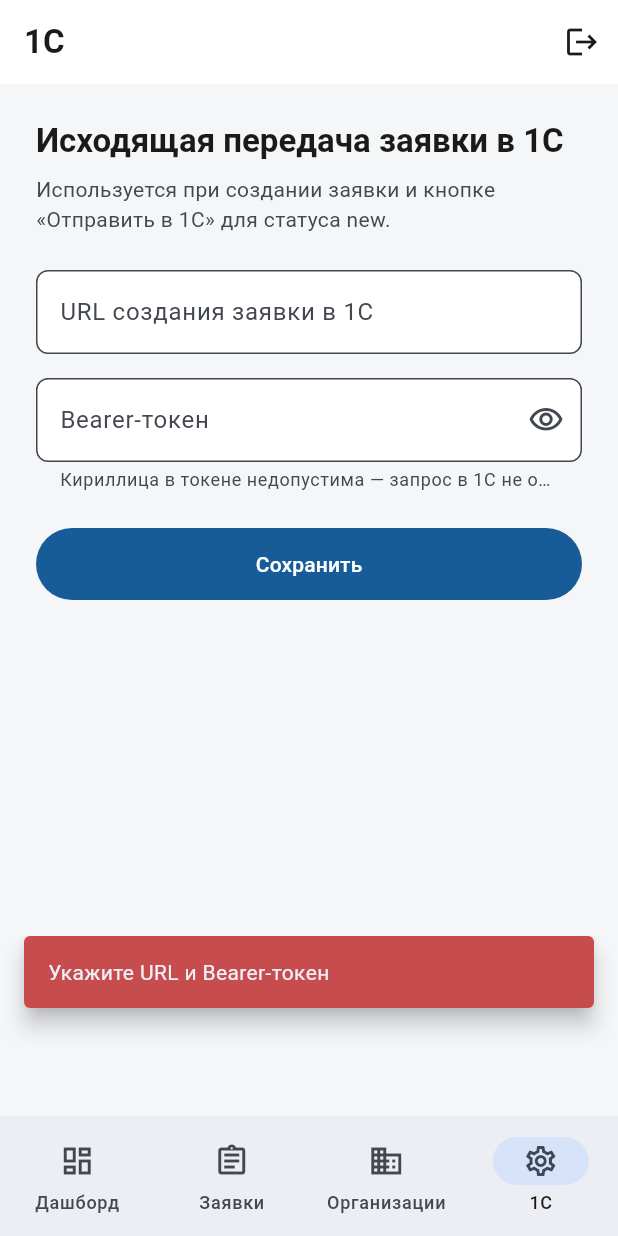
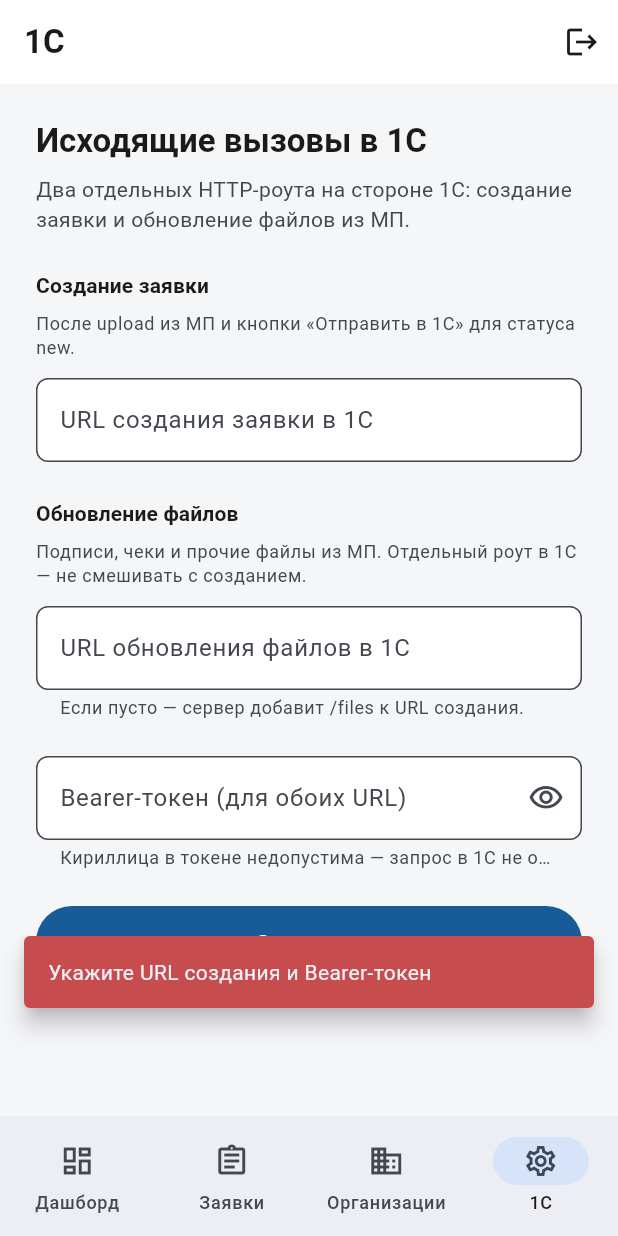
Before and after one commit to import-service/App_Import-Service, a Flutter app: the SettingsOneCPage screen opened by its route, after a tap on "Сохранить", on a phone screen of 412 x 824 dp. Run offline on Flutter 3.47's test engine with Material 3 defaults, Android fonts, the phone set to English and light mode, and no system bars; our stand-ins replace dartz, dio, equatable, file_picker, firebase_core, firebase_messaging and 11 more; missing offline and left inert: flutter_easylogger, flutter_unified_image_picker, google_api_availability; accounts and stored records are empty; network calls fail.

Commit message:
Отдельный URL обновления файлов в 1С (админка + API + /files fallback)
Co-authored-by: Cursor <cursoragent@cursor.com>

```diff
--- a/import_service_admin/lib/data/datasources/remote/admin_settings_remote_data_source.dart
+++ b/import_service_admin/lib/data/datasources/remote/admin_settings_remote_data_source.dart
@@ -26,6 +26,7 @@ class AdminSettingsRemoteDataSource {
   Future<OneCSettings> updateOneCRequestCreate({
     required String url,
     required String bearerToken,
+    String? updateUrl,
   }) async {
     try {
       final response = await _dio.put<dynamic>(
@@ -33,6 +34,7 @@ class AdminSettingsRemoteDataSource {
         data: <String, dynamic>{
           'oneCRequestCreateUrl': url,
           'oneCRequestCreateBearerToken': bearerToken,
+          if (updateUrl != null) 'oneCRequestUpdateUrl': updateUrl,
         },
       );
       final data = response.data;
--- a/import_service_admin/lib/domain/entities/one_c_settings.dart
+++ b/import_service_admin/lib/domain/entities/one_c_settings.dart
@@ -3,16 +3,26 @@ import 'package:equatable/equatable.dart';
 class OneCSettings extends Equatable {
   const OneCSettings({
     this.oneCRequestCreateUrl,
+    this.oneCRequestUpdateUrl,
+    this.oneCRequestUpdateUrlEffective,
     this.oneCRequestCreateBearerTokenMasked,
     this.hasBearerToken = false,
     this.updatedAt,
   });
 
   final String? oneCRequestCreateUrl;
+  final String? oneCRequestUpdateUrl;
+  final String? oneCRequestUpdateUrlEffective;
   final String? oneCRequestCreateBearerTokenMasked;
   final bool hasBearerToken;
   final String? updatedAt;
 
   @override
-  List<Object?> get props => [oneCRequestCreateUrl, hasBearerToken, updatedAt];
+  List<Object?> get props => [
+        oneCRequestCreateUrl,
+        oneCRequestUpdateUrl,
+        oneCRequestUpdateUrlEffective,
+        hasBearerToken,
+        updatedAt,
+      ];
 }
--- a/import_service_admin/lib/domain/repositories/admin_settings_repository.dart
+++ b/import_service_admin/lib/domain/repositories/admin_settings_repository.dart
@@ -6,5 +6,6 @@ abstract class AdminSettingsRepository {
   Future<OneCSettings> updateOneCRequestCreate({
     required String url,
     required String bearerToken,
+    String? updateUrl,
   });
 }
--- a/import_service_admin/lib/presentation/pages/settings_one_c_page.dart
+++ b/import_service_admin/lib/presentation/pages/settings_one_c_page.dart
@@ -16,7 +16,8 @@ class SettingsOneCPage extends StatefulWidget {
 }
 
 class _SettingsOneCPageState extends State<SettingsOneCPage> {
-  final _urlController = TextEditingController();
+  final _createUrlController = TextEditingController();
+  final _updateUrlController = TextEditingController();
   final _tokenController = TextEditingController();
   bool _loading = true;
   bool _saving = false;
@@ -24,6 +25,7 @@ class _SettingsOneCPageState extends State<SettingsOneCPage> {
   String? _maskedToken;
   bool _hasToken = false;
   String? _updatedAt;
+  String? _effectiveUpdateUrl;
   String? _saveSuccessMessage;
 
   @override
@@ -34,7 +36,8 @@ class _SettingsOneCPageState extends State<SettingsOneCPage> {
 
   @override
   void dispose() {
-    _urlController.dispose();
+    _createUrlController.dispose();
+    _updateUrlController.dispose();
     _tokenController.dispose();
     super.dispose();
   }
@@ -46,7 +49,9 @@ class _SettingsOneCPageState extends State<SettingsOneCPage> {
           await sl<AdminSettingsRepository>().getOneCRequestCreate();
       if (!mounted) return;
       setState(() {
-        _urlController.text = settings.oneCRequestCreateUrl ?? '';
+        _createUrlController.text = settings.oneCRequestCreateUrl ?? '';
+        _updateUrlController.text = settings.oneCRequestUpdateUrl ?? '';
+        _effectiveUpdateUrl = settings.oneCRequestUpdateUrlEffective;
         _maskedToken = settings.oneCRequestCreateBearerTokenMasked;
         _hasToken = settings.hasBearerToken;
         _updatedAt = settings.updatedAt;
@@ -64,13 +69,14 @@ class _SettingsOneCPageState extends State<SettingsOneCPage> {
   }
 
   Future<void> _save() async {
-    final url = _urlController.text.trim();
+    final createUrl = _createUrlController.text.trim();
+    final updateUrl = _updateUrlController.text.trim();
     final token = _tokenController.text.trim();
-    if (url.isEmpty || token.isEmpty) {
+    if (createUrl.isEmpty || token.isEmpty) {
       if (_hasToken && token.isEmpty) {
         _showError('Введите новый Bearer-токен для замены сохранённого');
       } else {
-        _showError('Укажите URL и Bearer-токен');
+        _showError('Укажите URL создания и Bearer-токен');
       }
       return;
     }
@@ -78,8 +84,12 @@ class _SettingsOneCPageState extends State<SettingsOneCPage> {
       _showError('Токен: только латиница, цифры и ASCII-символы');
       return;
     }
-    if (!url.startsWith('http://') && !url.startsWith('https://')) {
-      _showError('URL должен начинаться с http:// или https://');
+    if (!_isHttpUrl(createUrl)) {
+      _showError('URL создания должен начинаться с http:// или https://');
+      return;
+    }
+    if (updateUrl.isNotEmpty && !_isHttpUrl(updateUrl)) {
+      _showError('URL обновления файлов должен начинаться с http:// или https://');
       return;
     }
 
@@ -89,8 +99,9 @@ class _SettingsOneCPageState extends State<SettingsOneCPage> {
     });
     try {
       final updated = await sl<AdminSettingsRepository>().updateOneCRequestCreate(
-        url: url,
+        url: createUrl,
         bearerToken: token,
+        updateUrl: updateUrl,
       );
       if (!mounted) return;
       final at = updated.updatedAt;
@@ -98,6 +109,7 @@ class _SettingsOneCPageState extends State<SettingsOneCPage> {
         _maskedToken = updated.oneCRequestCreateBearerTokenMasked;
         _hasToken = updated.hasBearerToken;
         _updatedAt = at;
+        _effectiveUpdateUrl = updated.oneCRequestUpdateUrlEffective;
         _tokenController.clear();
         _obscureToken = true;
         _saveSuccessMessage =
@@ -119,6 +131,9 @@ class _SettingsOneCPageState extends State<SettingsOneCPage> {
       if (mounted) setState(() => _saving = false);
     }
   }
+
+  bool _isHttpUrl(String value) =>
+      value.startsWith('http://') || value.startsWith('https://');
 
   void _showError(String message) {
     AppSnackBars.showError(message, context: context);
@@ -146,29 +161,79 @@ class _SettingsOneCPageState extends State<SettingsOneCPage> {
           crossAxisAlignment: CrossAxisAlignment.stretch,
           children: [
             Text(
-              'Исходящая передача заявки в 1С',
+              'Исходящие вызовы в 1С',
               style: theme.textTheme.titleLarge?.copyWith(
                 fontWeight: FontWeight.w600,
               ),
             ),
             const Gap(8),
             Text(
-              'Используется при создании заявки и кнопке «Отправить в 1С» для статуса new.',
+              'Два отдельных HTTP-роута на стороне 1С: создание заявки и обновление файлов из МП.',
               style: theme.textTheme.bodyMedium?.copyWith(
                 color: theme.colorScheme.onSurfaceVariant,
               ),
             ),
             const Gap(24),
+            Text(
+              'Создание заявки',
+              style: theme.textTheme.titleSmall?.copyWith(
+                fontWeight: FontWeight.w600,
+              ),
+            ),
+            const Gap(8),
+            Text(
+              'После upload из МП и кнопки «Отправить в 1С» для статуса new.',
+              style: theme.textTheme.bodySmall?.copyWith(
+                color: theme.colorScheme.onSurfaceVariant,
+              ),
+            ),
+            const Gap(12),
             TextField(
-              controller: _urlController,
+              controller: _createUrlController,
               onChanged: (_) => _clearSaveBanner(),
               decoration: const InputDecoration(
                 labelText: 'URL создания заявки в 1С',
-                hintText: 'https://1c.example/hs/import/customs-request',
+                hintText: 'https://1c.example/hs/MobileAppIntegration/customs-requests',
               ),
               keyboardType: TextInputType.url,
             ),
-            const Gap(16),
+            const Gap(24),
+            Text(
+              'Обновление файлов',
+              style: theme.textTheme.titleSmall?.copyWith(
+                fontWeight: FontWeight.w600,
+              ),
+            ),
+            const Gap(8),
+            Text(
+              'Подписи, чеки и прочие файлы из МП. Отдельный роут в 1С — не смешивать с созданием.',
+              style: theme.textTheme.bodySmall?.copyWith(
+                color: theme.colorScheme.onSurfaceVariant,
+              ),
+            ),
+            const Gap(12),
+            TextField(
+              controller: _updateUrlController,
+              onChanged: (_) => _clearSaveBanner(),
+              decoration: const InputDecoration(
+                labelText: 'URL обновления файлов в 1С',
+                hintText: 'https://1c.example/hs/MobileAppIntegration/customs-requests/files',
+                helperText:
+                    'Если пусто — сервер добавит /files к URL создания.',
+              ),
+              keyboardType: TextInputType.url,
+            ),
+            if (_effectiveUpdateUrl != null &&
+                _updateUrlController.text.trim().isEmpty) ...[
+              const Gap(8),
+              Text(
+                'Сейчас будет использоваться: $_effectiveUpdateUrl',
+                style: theme.textTheme.bodySmall?.copyWith(
+                  color: theme.colorScheme.primary,
+                ),
+              ),
+            ],
+            const Gap(24),
             if (_hasToken) ...[
               Row(
                 crossAxisAlignment: CrossAxisAlignment.start,
@@ -196,7 +261,7 @@ class _SettingsOneCPageState extends State<SettingsOneCPage> {
               controller: _tokenController,
               onChanged: (_) => _clearSaveBanner(),
               decoration: InputDecoration(
-                labelText: 'Bearer-токен',
+                labelText: 'Bearer-токен (для обоих URL)',
                 hintText: _hasToken
                     ? 'Новый токен (латиница, цифры, ASCII)'
                     : 'Введите токен (латиница, цифры, ASCII)',
```
Also changed, not shown: import_service_admin/lib/data/models/one_c_settings_model.dart (+11 -2 lines), import_service_admin/lib/data/repositories/admin_settings_repository_impl.dart (+6 -1 lines), 7 other files.
